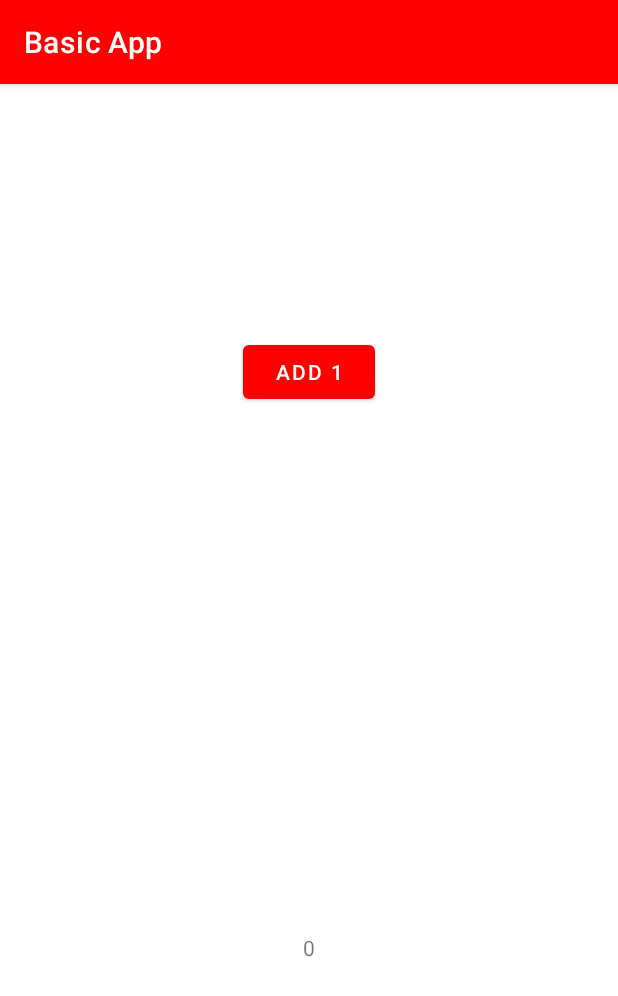
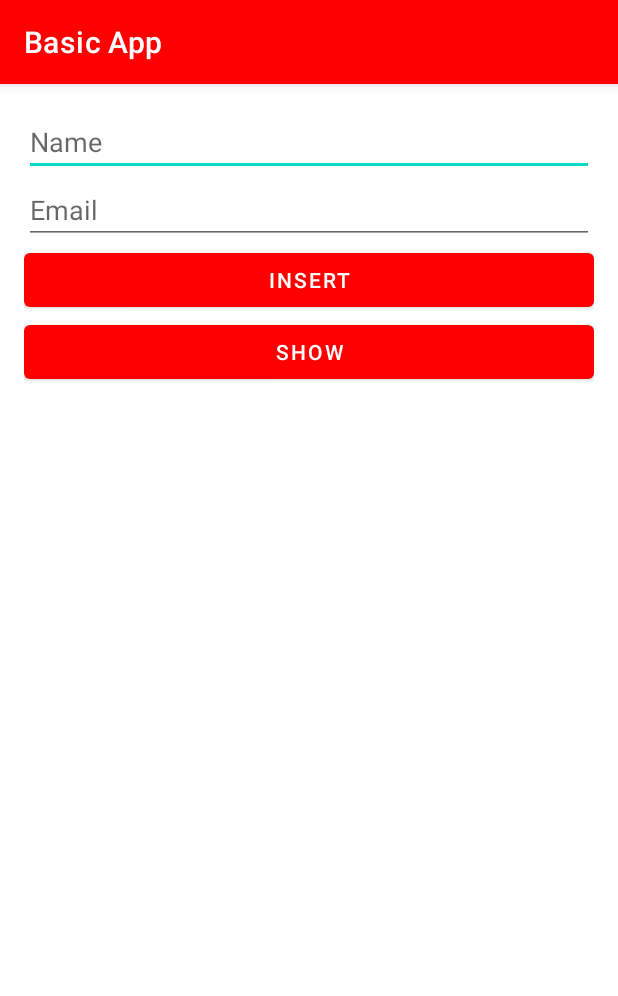
Before and after one commit to randomizerz/basicapp, an Android app: the screen it shows after launch (TwoFragmentsActivity before the commit, StorageActivity after it), after a tap on "LOGIN", on a phone screen of 412 x 824 dp. Shown: the top 996 px of the screen. Run offline under Robolectric (Android 15) with nearby library versions, the phone set to English and light mode, and no system bars; our stand-ins replace Room's generated code.

Commit message:
simple room database.

```diff
--- a/app/src/main/AndroidManifest.xml
+++ b/app/src/main/AndroidManifest.xml
@@ -15,6 +15,9 @@
         android:supportsRtl="true"
         android:theme="@style/Theme.BasicApp"
         tools:targetApi="31">
+        <activity
+            android:name=".storage.StorageActivity"
+            android:exported="false" />
         <activity
             android:name=".fragments.TwoFragmentsActivity"
             android:exported="false" />
--- a/app/src/main/java/com/ntgclarity/basicapp/MainActivity.kt
+++ b/app/src/main/java/com/ntgclarity/basicapp/MainActivity.kt
@@ -6,7 +6,7 @@ import android.view.View
 import android.widget.Button
 import android.widget.EditText
 import androidx.appcompat.app.AppCompatActivity
-import com.ntgclarity.basicapp.fragments.TwoFragmentsActivity
+import com.ntgclarity.basicapp.storage.StorageActivity
 
 class MainActivity : AppCompatActivity(), View.OnClickListener {
     var etUsername: EditText? = null
@@ -38,7 +38,10 @@ class MainActivity : AppCompatActivity(), View.OnClickListener {
             /*val intent = Intent(this, ItemsActivity::class.java)
 
             startActivity(intent)*/
-            val intent = Intent(this, TwoFragmentsActivity::class.java)
+            /*val intent = Intent(this, TwoFragmentsActivity::class.java)
+
+            startActivity(intent)*/
+            val intent = Intent(this, StorageActivity::class.java)
 
             startActivity(intent)
         } else if (view?.id == R.id.btn_register) {
--- /dev/null
+++ b/app/src/main/java/com/ntgclarity/basicapp/storage/DataBasic.kt
@@ -0,0 +1,24 @@
+package com.ntgclarity.basicapp.storage
+
+import androidx.room.*
+
+@Entity
+data class User(
+    @PrimaryKey(autoGenerate = true) val userId: Int = 0,
+    val name: String?,
+    val email: String?
+)
+
+@Dao
+interface UserDao {
+    @Query("SELECT * FROM user")
+    fun getUsers(): List<User>
+
+    @Insert
+    fun insert(user: User)
+}
+
+@Database(entities = [User::class], version = 1)
+abstract class DataBasic : RoomDatabase() {
+    abstract fun getUserDao(): UserDao
+}
--- /dev/null
+++ b/app/src/main/java/com/ntgclarity/basicapp/storage/StorageActivity.kt
@@ -0,0 +1,43 @@
+package com.ntgclarity.basicapp.storage
+
+import android.os.Bundle
+import android.util.Log
+import android.widget.Button
+import android.widget.EditText
+import androidx.appcompat.app.AppCompatActivity
+import androidx.room.Room
+import com.ntgclarity.basicapp.R
+
+class StorageActivity : AppCompatActivity() {
+    var database: DataBasic? = null
+
+    override fun onCreate(savedInstanceState: Bundle?) {
+        super.onCreate(savedInstanceState)
+        setContentView(R.layout.activity_storage)
+
+        val etName = findViewById<EditText>(R.id.et_name)
+        val etEmail = findViewById<EditText>(R.id.et_email)
+
+        val btnInsert = findViewById<Button>(R.id.btn_insert)
+        val btnShow = findViewById<Button>(R.id.btn_show)
+
+        btnInsert.setOnClickListener {
+            val user = User(
+                name = etName.text.toString(),
+                email = etEmail.text.toString()
+            )
+
+            database?.getUserDao()?.insert(user)
+        }
+
+        btnShow.setOnClickListener {
+            val users = database?.getUserDao()?.getUsers()
+
+            Log.i("users", users.toString())
+        }
+
+        database = Room.databaseBuilder(this, DataBasic::class.java, "basic.db")
+            .allowMainThreadQueries()
+            .build()
+    }
+}
--- /dev/null
+++ b/app/src/main/res/layout/activity_storage.xml
@@ -0,0 +1,33 @@
+<?xml version="1.0" encoding="utf-8"?>
+<LinearLayout xmlns:android="http://schemas.android.com/apk/res/android"
+    xmlns:tools="http://schemas.android.com/tools"
+    android:layout_width="match_parent"
+    android:layout_height="match_parent"
+    android:orientation="vertical"
+    android:padding="16dp"
+    tools:context=".storage.StorageActivity">
+
+    <EditText
+        android:id="@+id/et_name"
+        android:layout_width="match_parent"
+        android:layout_height="wrap_content"
+        android:hint="@string/name" />
+
+    <EditText
+        android:id="@+id/et_email"
+        android:layout_width="match_parent"
+        android:layout_height="wrap_content"
+        android:hint="@string/email" />
+
+    <Button
+        android:id="@+id/btn_insert"
+        android:layout_width="match_parent"
+        android:layout_height="wrap_content"
+        android:text="@string/insert" />
+
+    <Button
+        android:id="@+id/btn_show"
+        android:layout_width="match_parent"
+        android:layout_height="wrap_content"
+        android:text="@string/show" />
+</LinearLayout>
--- a/app/src/main/res/values/strings.xml
+++ b/app/src/main/res/values/strings.xml
@@ -7,4 +7,8 @@
     <string name="add_one">Add 1</string>
     <!-- TODO: Remove or change this placeholder text -->
     <string name="hello_blank_fragment">Hello blank fragment</string>
+    <string name="name">Name</string>
+    <string name="email">Email</string>
+    <string name="insert">Insert</string>
+    <string name="show">Show</string>
 </resources>
```
Also changed, not shown: app/build.gradle (+6 -1 lines), app/src/main/java/com/ntgclarity/basicapp/fragments/LowerFragment.kt (+14 -0 lines).
